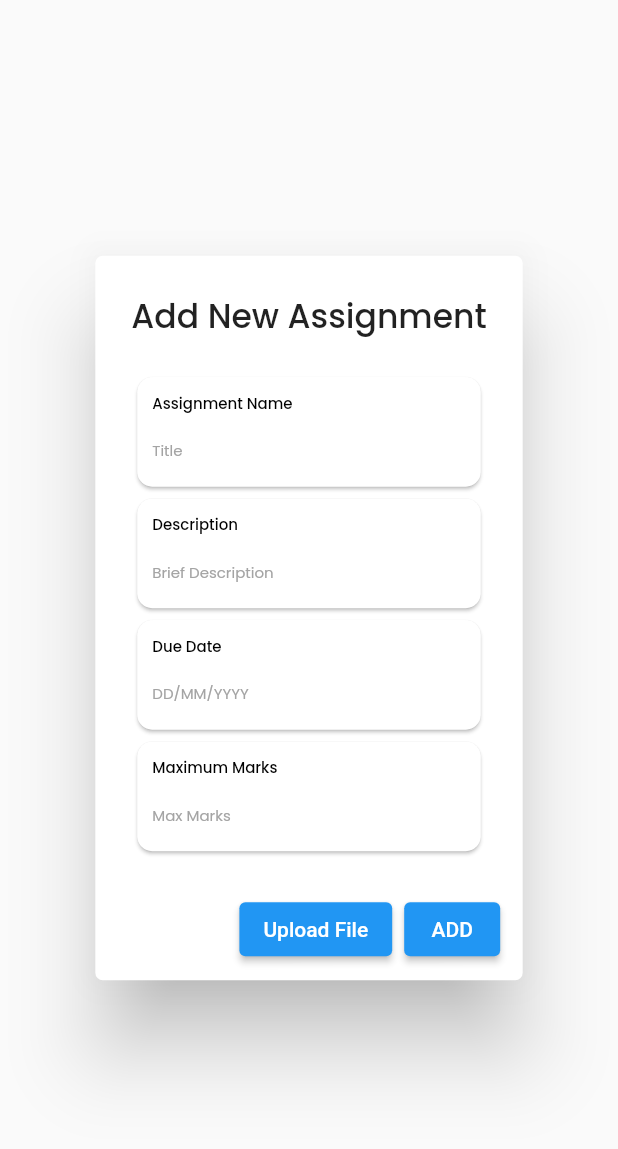
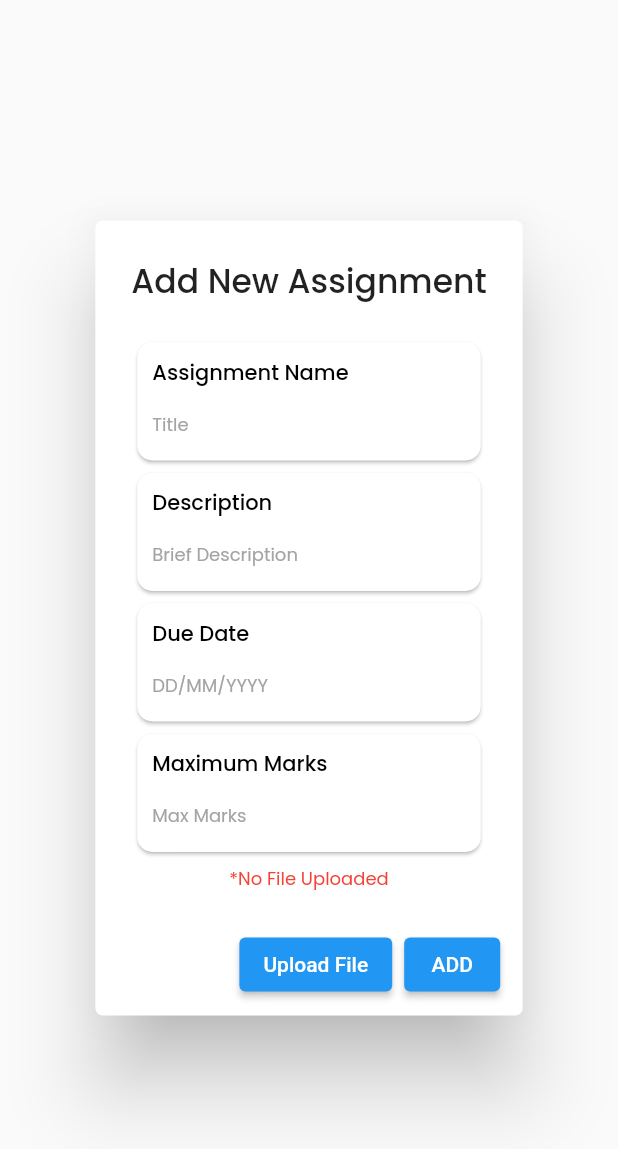
Before and after one commit to eKaksha-mobile/e-kaksha, a Flutter app: the TeacherPopupBox widget shown alone on an empty page, opened directly, on a phone screen of 412 x 824 dp. Shown: the top 1149 px of the screen. Run offline on Flutter 3.47's test engine with Material 2 defaults, Android fonts, the phone set to English and light mode, and no system bars; our stand-ins replace cloud_firestore, file_picker, firebase_auth, firebase_core, firebase_storage, flutter_datetime_picker and 1 more; missing offline and left inert: age_calculator, syncfusion_flutter_pdf; accounts and stored records are empty; network calls fail.

Commit message:
file Text Added

```diff
--- a/lib/home/class/widget/popup_box.dart
+++ b/lib/home/class/widget/popup_box.dart
@@ -36,6 +36,11 @@ class TeacherPopupBox extends StatelessWidget {
               label: 'Maximum Marks',
               hint: "Max Marks",
             ),
+            VerticalSpacer(5),
+            Text(
+              "*No File Uploaded", //apply condition
+              style: TextStyle(fontSize: 12, color: Colors.red),
+            )
           ],
         ),
       ),
--- a/lib/home/widget/input_text.dart
+++ b/lib/home/widget/input_text.dart
@@ -33,7 +33,7 @@ class _InputTextState extends State<InputText> {
                 color: Colors.black,
                 fontFamily: 'Poppins',
                 fontWeight: FontWeight.w500,
-                fontSize: 10,
+                fontSize: 14,
               ),
             ),
             TextField(
@@ -41,7 +41,7 @@ class _InputTextState extends State<InputText> {
               style: const TextStyle(
                 color: lightGrey,
                 fontFamily: 'Poppins',
-                fontSize: 10,
+                fontSize: 12,
               ),
               keyboardType: widget.isMultiLineKeyboard
                   ? TextInputType.multiline
```
